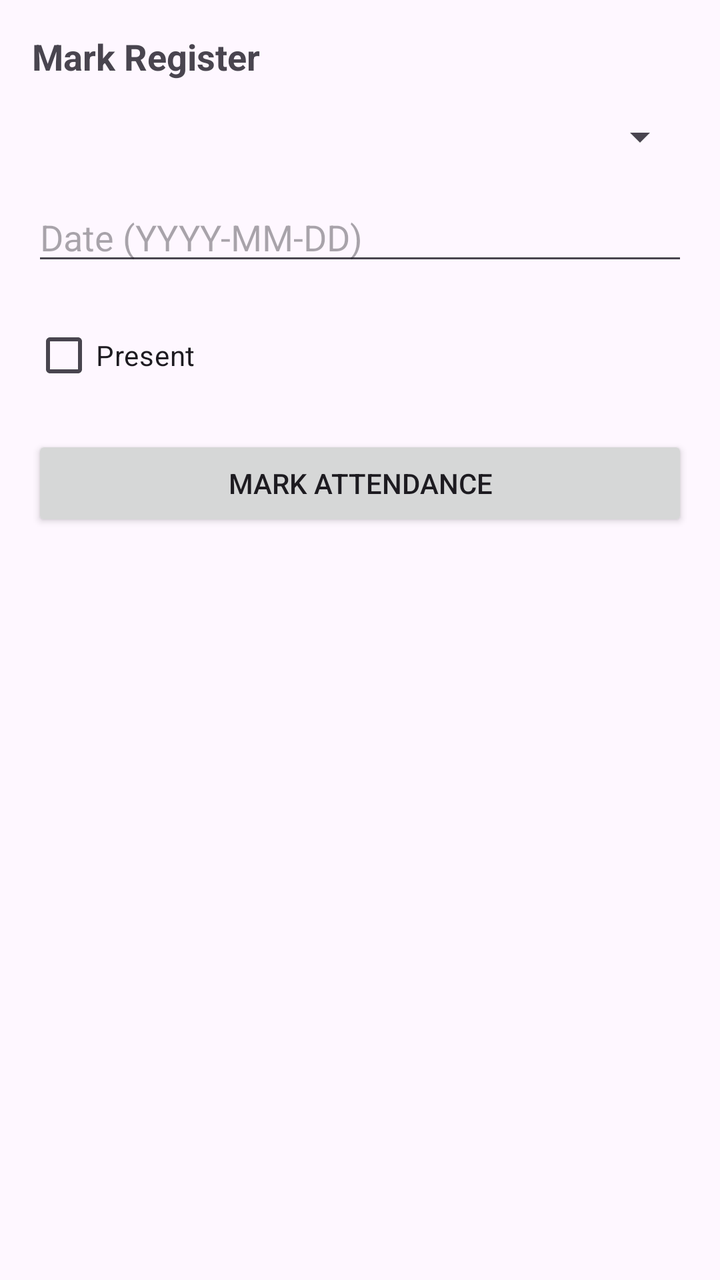
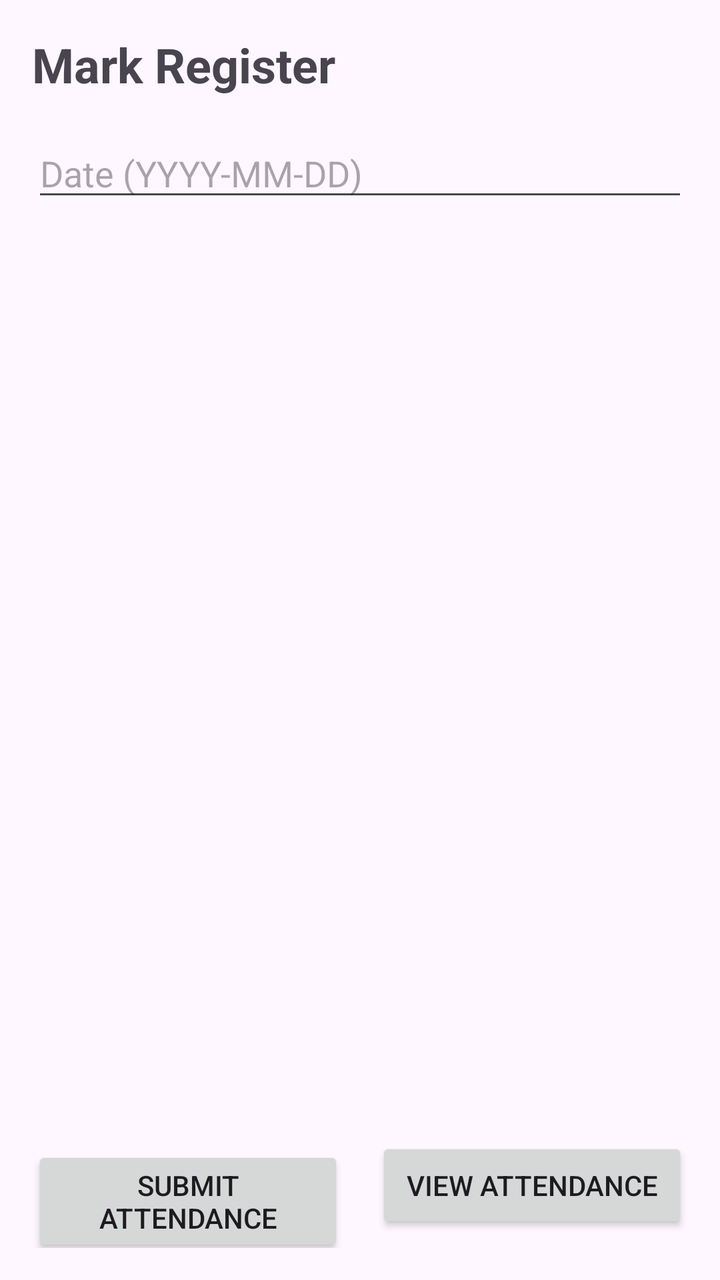

Screens rendered from an Android XML layout before and after an edit, with the pre-edit source and the edit as a unified diff.
<!-- AndroidManifest.xml: application theme Theme.StudentIntelligentSystem -->
<!-- res/layout/activity_mark_register.xml -->
<?xml version="1.0" encoding="utf-8"?>
<ScrollView xmlns:android="http://schemas.android.com/apk/res/android"
    android:layout_width="match_parent"
    android:layout_height="match_parent"
    android:padding="16dp">

    <LinearLayout
        android:layout_width="match_parent"
        android:layout_height="wrap_content"
        android:orientation="vertical">

        <TextView
            android:layout_width="wrap_content"
            android:layout_height="wrap_content"
            android:text="Mark Register"
            android:textSize="18sp"
            android:textStyle="bold"
            android:layout_marginBottom="16dp" />

        
        <Spinner
            android:id="@+id/spinnerStudents"
            android:layout_width="match_parent"
            android:layout_height="wrap_content"
            android:layout_marginBottom="16dp" />

        <EditText
            android:id="@+id/editDate"
            android:layout_width="match_parent"
            android:layout_height="wrap_content"
            android:hint="Date (YYYY-MM-DD)"
            android:inputType="date"
            android:layout_marginBottom="16dp" />

        <CheckBox
            android:id="@+id/cbPresent"
            android:layout_width="wrap_content"
            android:layout_height="wrap_content"
            android:text="Present"
            android:layout_marginBottom="16dp" />

        <Button
            android:id="@+id/btnMark"
            android:layout_width="match_parent"
            android:layout_height="wrap_content"
            android:text="Mark Attendance" />

    </LinearLayout>
</ScrollView>
<!-- resources referenced by this layout -->
<resources>
  <style name="Theme.StudentIntelligentSystem" parent="Base.Theme.StudentIntelligentSystem" />
  <style name="Base.Theme.StudentIntelligentSystem" parent="Theme.Material3.DayNight.NoActionBar">
          
          
      </style>
</resources>

<!-- the commit's change to res/layout/activity_mark_register.xml (unified diff, before → after) -->
@@ -1,49 +1,55 @@
 <?xml version="1.0" encoding="utf-8"?>
-<ScrollView xmlns:android="http://schemas.android.com/apk/res/android"
+<LinearLayout xmlns:android="http://schemas.android.com/apk/res/android"
+    xmlns:tools="http://schemas.android.com/tools"
     android:layout_width="match_parent"
     android:layout_height="match_parent"
-    android:padding="16dp">
+    android:orientation="vertical"
+    android:padding="16dp"
+    tools:context=".MarkRegisterActivity">
+
+    <TextView
+        android:layout_width="wrap_content"
+        android:layout_height="wrap_content"
+        android:text="Mark Register"
+        android:textSize="24sp"
+        android:textStyle="bold"
+        android:layout_marginBottom="16dp" />
+
+    <EditText
+        android:id="@+id/editDate"
+        android:layout_width="match_parent"
+        android:layout_height="wrap_content"
+        android:hint="Date (YYYY-MM-DD)"
+        android:inputType="date"
+        android:layout_marginBottom="16dp" />
+
+    <androidx.recyclerview.widget.RecyclerView
+        android:id="@+id/rvStudentAttendance"
+        android:layout_width="match_parent"
+        android:layout_height="0dp"
+        android:layout_weight="1" />
 
     <LinearLayout
         android:layout_width="match_parent"
         android:layout_height="wrap_content"
-        android:orientation="vertical">
-
-        <TextView
-            android:layout_width="wrap_content"
-            android:layout_height="wrap_content"
-            android:text="Mark Register"
-            android:textSize="18sp"
-            android:textStyle="bold"
-            android:layout_marginBottom="16dp" />
-
-        
-        <Spinner
-            android:id="@+id/spinnerStudents"
-            android:layout_width="match_parent"
-            android:layout_height="wrap_content"
-            android:layout_marginBottom="16dp" />
-
-        <EditText
-            android:id="@+id/editDate"
-            android:layout_width="match_parent"
-            android:layout_height="wrap_content"
-            android:hint="Date (YYYY-MM-DD)"
-            android:inputType="date"
-            android:layout_marginBottom="16dp" />
-
-        <CheckBox
-            android:id="@+id/cbPresent"
-            android:layout_width="wrap_content"
-            android:layout_height="wrap_content"
-            android:text="Present"
-            android:layout_marginBottom="16dp" />
+        android:orientation="horizontal"
+        android:layout_marginTop="16dp">
 
         <Button
             android:id="@+id/btnMark"
-            android:layout_width="match_parent"
+            android:layout_width="0dp"
             android:layout_height="wrap_content"
-            android:text="Mark Attendance" />
+            android:layout_weight="1"
+            android:layout_marginEnd="8dp"
+            android:text="Submit Attendance" />
 
+        <Button
+            android:id="@+id/btnViewAttendance"
+            android:layout_width="0dp"
+            android:layout_height="wrap_content"
+            android:layout_weight="1"
+            android:layout_marginStart="8dp"
+            android:text="View Attendance" />
     </LinearLayout>
-</ScrollView>
+
+</LinearLayout>
